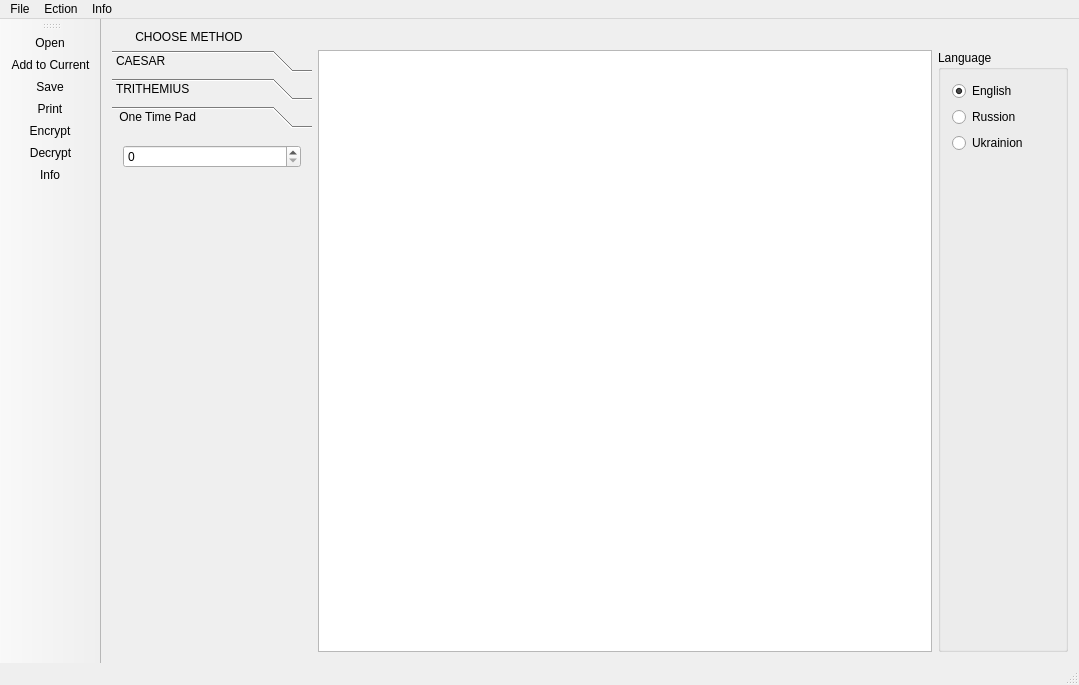
This is mainwindow.ui in TatianaLebedik/encryption-and-decryption-algorithms as Qt 5 draws it before an edit. The edited form follows.
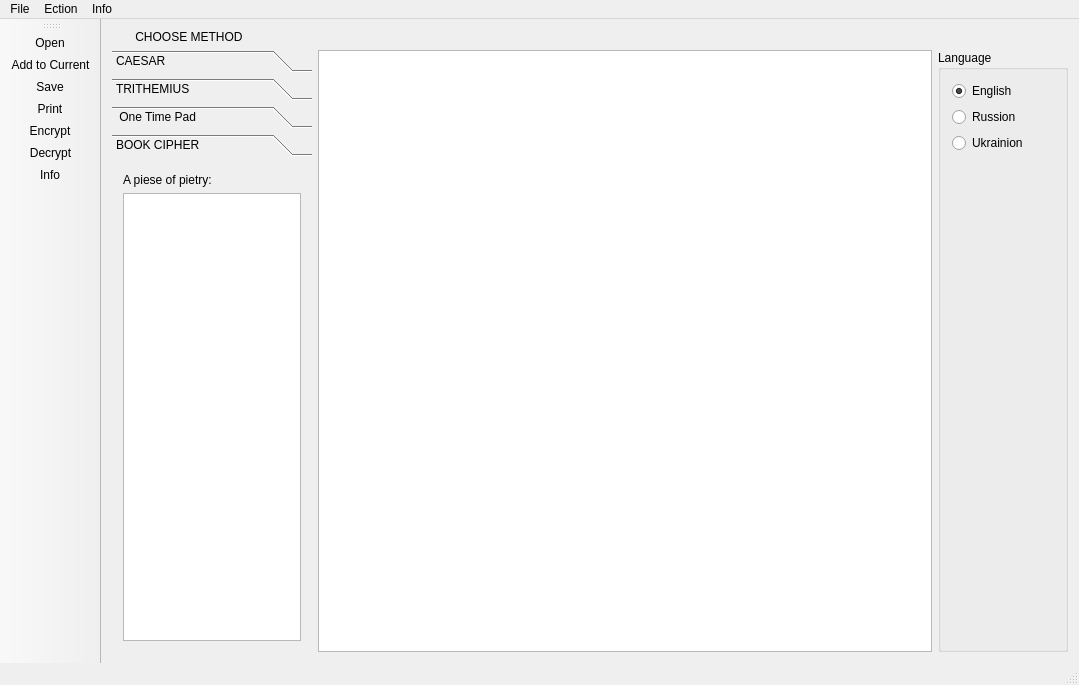
This is the edited form. Icons and pictures are not drawn.

Commit message: NUDE BOOK CIPHER

The edit to the form file:
```diff
--- a/mainwindow.ui
+++ b/mainwindow.ui
@@ -27,7 +27,7 @@
        </size>
       </property>
       <property name="currentIndex">
-       <number>2</number>
+       <number>3</number>
       </property>
       <widget class="QWidget" name="caesar_page">
        <property name="geometry">
@@ -339,7 +339,7 @@
          <x>0</x>
          <y>0</y>
          <width>200</width>
-         <height>504</height>
+         <height>473</height>
         </rect>
        </property>
        <attribute name="label">
@@ -368,6 +368,23 @@
         </item>
        </layout>
       </widget>
+      <widget class="QWidget" name="book_page">
+       <attribute name="label">
+        <string>BOOK CIPHER</string>
+       </attribute>
+       <layout class="QGridLayout" name="gridLayout_8">
+        <item row="1" column="0">
+         <widget class="QTextEdit" name="poem_textEdit"/>
+        </item>
+        <item row="0" column="0">
+         <widget class="QLabel" name="label_11">
+          <property name="text">
+           <string>A piese of pietry:</string>
+          </property>
+         </widget>
+        </item>
+       </layout>
+      </widget>
      </widget>
     </item>
     <item row="0" column="0">
```
Left out of the diff: 6 changed lines with no effect on the pictures. The commit also changes 5 other files.
